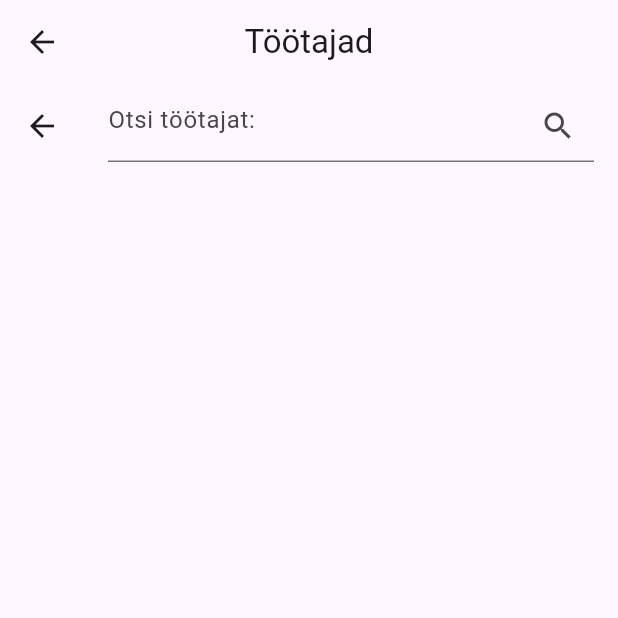
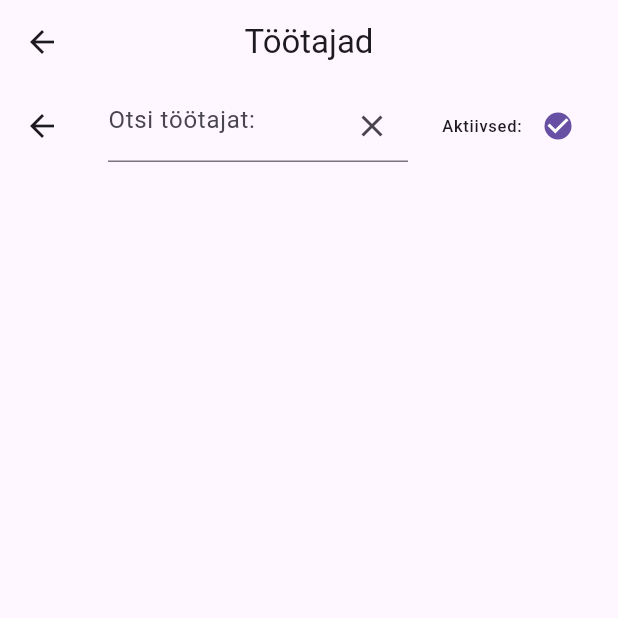
Before and after one commit to conx13/mobriba, a Flutter app: the Tootajad screen opened directly, on a phone screen of 412 x 824 dp, the top half of it. Run offline on Flutter 3.47's test engine with Material 2 defaults, Android fonts, the phone set to English and light mode, and no system bars; our stand-ins replace image_picker, shared_preferences; accounts and stored records are empty; network calls fail.

Commit message:
otsi töötajat algus

```diff
--- a/lib/screens/tootajad/tootajad_page.dart
+++ b/lib/screens/tootajad/tootajad_page.dart
@@ -1,7 +1,22 @@
+import 'dart:developer';
+
 import 'package:flutter/material.dart';
 
-class Tootajad extends StatelessWidget {
+class Tootajad extends StatefulWidget {
   const Tootajad({Key? key}) : super(key: key);
+
+  @override
+  State<Tootajad> createState() => _TootajadState();
+}
+
+class _TootajadState extends State<Tootajad> {
+  bool aktiivsed = true;
+  final otsiCont = TextEditingController();
+
+  void otsiTootajat(String value) {
+    log(otsiCont.text, name: 'otsiController');
+    log(aktiivsed.toString(), name: 'otsiAkt');
+  }
 
   @override
   Widget build(BuildContext context) {
@@ -13,16 +28,50 @@ class Tootajad extends StatelessWidget {
           pinned: true,
           snap: false,
           centerTitle: true,
-          title: Text('Töötajad'),
+          title: const Text('Töötajad'),
           bottom: AppBar(
-            title: Container(
-              child: const Center(
-                child: TextField(
-                  decoration: InputDecoration(
+            title: Row(
+              mainAxisAlignment: MainAxisAlignment.spaceBetween,
+              children: [
+                SizedBox(
+                  width: 200,
+                  child: TextField(
+                    controller: otsiCont,
+                    onSubmitted: otsiTootajat,
+                    textInputAction: TextInputAction.search,
+                    decoration: InputDecoration(
                       hintText: 'Otsi töötajat:',
-                      suffixIcon: Icon(Icons.search)),
+                      //prefixIcon: Icon(Icons.search),
+                      suffixIcon: IconButton(
+                        icon: const Icon(Icons.clear),
+                        onPressed: () {
+                          otsiCont.clear();
+                        },
+                      ),
+                    ),
+                  ),
                 ),
-              ),
+                SizedBox(
+                  //width: 128,
+                  child: Row(
+                    mainAxisAlignment: MainAxisAlignment.end,
+                    children: [
+                      Text(
+                        'Aktiivsed:',
+                        style: Theme.of(context).textTheme.labelSmall,
+                      ),
+                      Checkbox(
+                          value: aktiivsed,
+                          shape: CircleBorder(),
+                          onChanged: (valik) {
+                            setState(() {
+                              aktiivsed = valik!;
+                            });
+                          })
+                    ],
+                  ),
+                ),
+              ],
             ),
           ),
         ),
--- a/lib/services/api.dart
+++ b/lib/services/api.dart
@@ -89,6 +89,16 @@ Future delPilt(String pilt) async {
 }
 
 /* -------------------------------------------------------------------------- */
+/*                                Otsi töötajat                               */
+/* -------------------------------------------------------------------------- */
+Future<List<User>> otsiTootajat(String otsiText, String akt) async {
+  var result = await getData('/users/otsi/$otsiText/$akt')
+      .then((value) => userFromJson(value));
+  //log(otsiToodGruppToJson(result), name: 'OTSI TOOD');
+  return result;
+}
+
+/* -------------------------------------------------------------------------- */
 /*                                 Otsi koodi                                 */
 /* -------------------------------------------------------------------------- */
 Future<List<OtsiToodGrupp>> otsiTood(
```
